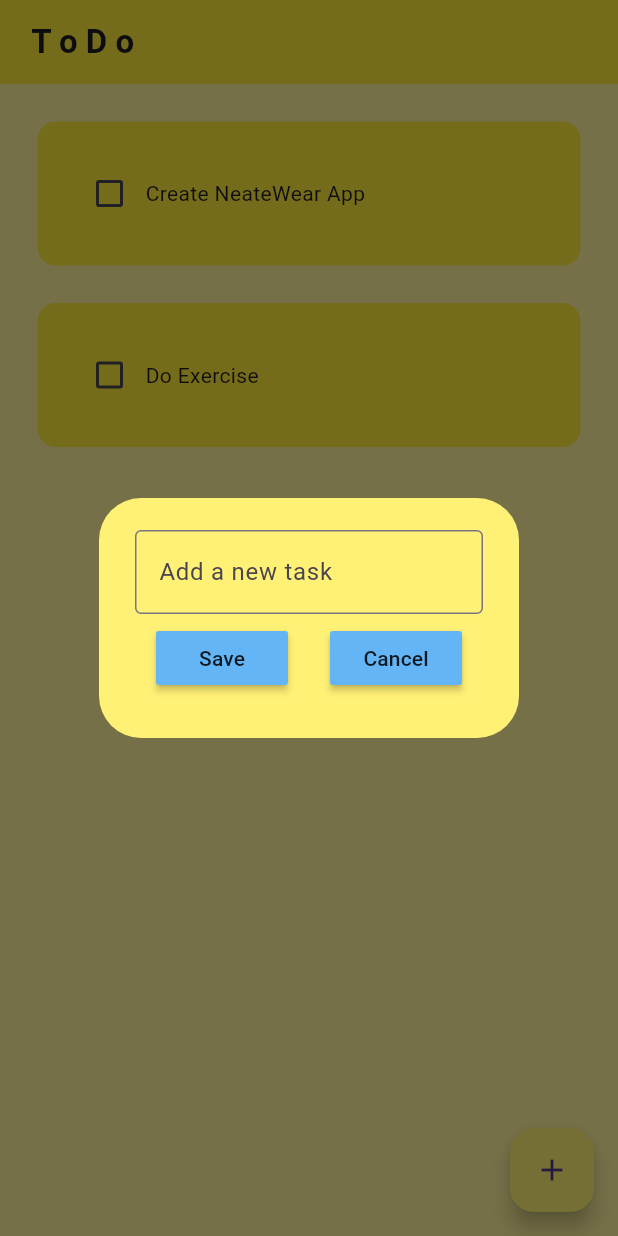
After one commit to Priestly-flutter/todo_app, a Flutter app: the screen it shows after launch, after a tap on the "add" icon, on a phone screen of 412 x 824 dp. The commit adds this screen. Run offline on Flutter 3.47's test engine with Material 3 defaults, Android fonts, the phone set to English and light mode, and no system bars.

Commit message:
function-add-task-active

```diff
--- a/lib/pages/home_page.dart
+++ b/lib/pages/home_page.dart
@@ -1,5 +1,6 @@
 import 'package:flutter/material.dart';
 import '../utils/todo_tile.dart';
+import '../utils/dialog_box.dart';
 
 class HomePage extends StatefulWidget {
   const HomePage({super.key});
@@ -8,19 +9,44 @@ class HomePage extends StatefulWidget {
   State<HomePage> createState() => _HomePageState();
 }
 
-class _HomePageState extends State<HomePage>{
+class _HomePageState extends State<HomePage> {
+  // text controller
+  final _controller = TextEditingController();
 
   //list of todo tasks
   List toDoList = [
-    ["Create NeateWear App",false],
+    ["Create NeateWear App", false],
     ["Do Exercise", false],
   ];
 
   //checkbox was tapped
-  void checkBoxChanged(bool? value, int index){
-    setState((){
-      toDoList[index][1]= !toDoList[index][1];
+  void checkBoxChanged(bool? value, int index) {
+    setState(() {
+      toDoList[index][1] = !toDoList[index][1];
     });
+  }
+
+// save new task
+  void saveNewTask() {
+    setState(() {
+      toDoList.add([_controller.text, false]);
+      _controller.clear();
+    });
+    Navigator.of(context).pop();
+  }
+
+//createNewTask
+  void createNewTask() {
+    showDialog(
+      context: context,
+      builder: (context) {
+        return DialogBox(
+          controller: _controller,
+          onSave: saveNewTask,
+          onCancel: () => Navigator.of(context).pop(),
+        );
+      },
+    );
   }
 
   @override
@@ -38,9 +64,9 @@ class _HomePageState extends State<HomePage>{
         elevation: 0,
       ),
       floatingActionButton: FloatingActionButton(
-        onPressed: () {
-
-        },
+        onPressed: createNewTask,
+        child: Icon(Icons.add),
+        backgroundColor: Colors.yellow[300],
       ), // FloationActionButton
       body: ListView.builder(
         itemCount: toDoList.length,
--- /dev/null
+++ b/lib/utils/dialog_box.dart
@@ -0,0 +1,54 @@
+import 'package:flutter/material.dart';
+import 'package:todo_app/utils/my_button.dart';
+
+class DialogBox extends StatelessWidget {
+  final controller;
+  VoidCallback onSave;
+  VoidCallback onCancel;
+
+  DialogBox({
+    super.key,
+    required this.controller,
+    required this.onSave,
+    required this.onCancel,
+  });
+
+  @override
+  Widget build(BuildContext context) {
+    return AlertDialog(
+      backgroundColor: Colors.yellow[300],
+      content: Container(
+        height: 120,
+        child: Column(
+          mainAxisAlignment: MainAxisAlignment.spaceEvenly,
+          children: [
+            //get the user input
+            TextField(
+              controller: controller,
+              decoration: InputDecoration(
+                  border: OutlineInputBorder(), hintText: "Add a new task"),
+            ),
+
+            // buttom -> save+ cancel
+            Row(
+              mainAxisAlignment: MainAxisAlignment.spaceAround,
+              children: [
+                // save button
+                MyButton(
+                  text: "Save",
+                  onPressed: onSave,
+                ),
+
+                // cancel button
+                MyButton(
+                  text: "Cancel",
+                  onPressed: onCancel,
+                ),
+              ],
+            ),
+          ],
+        ),
+      ),
+    );
+  }
+}
--- /dev/null
+++ b/lib/utils/my_button.dart
@@ -0,0 +1,21 @@
+import 'package:flutter/material.dart';
+import 'package:flutter/widgets.dart';
+
+class MyButton extends StatelessWidget {
+  final String text;
+  VoidCallback onPressed;
+  MyButton({
+    super.key,
+    required this.text,
+    required this.onPressed,
+  });
+
+  @override
+  Widget build(BuildContext context) {
+    return MaterialButton(
+      onPressed: onPressed,
+      color:Colors.blue[300],
+      child: Text(text),
+    );
+  }
+}
```
Also changed, not shown: 1 other file.
